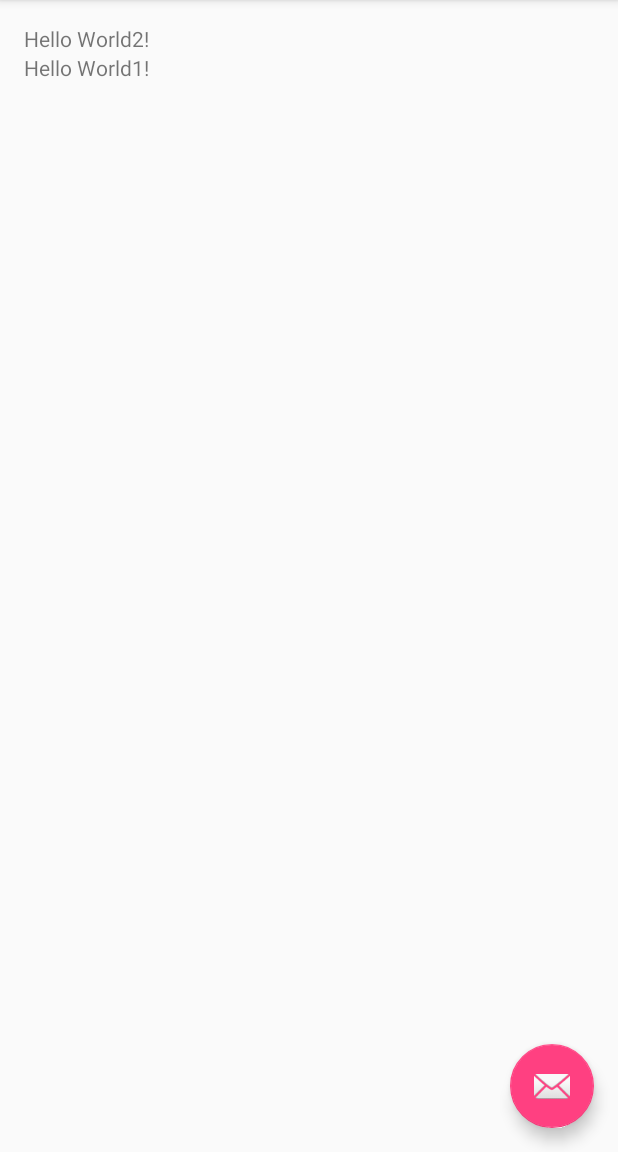
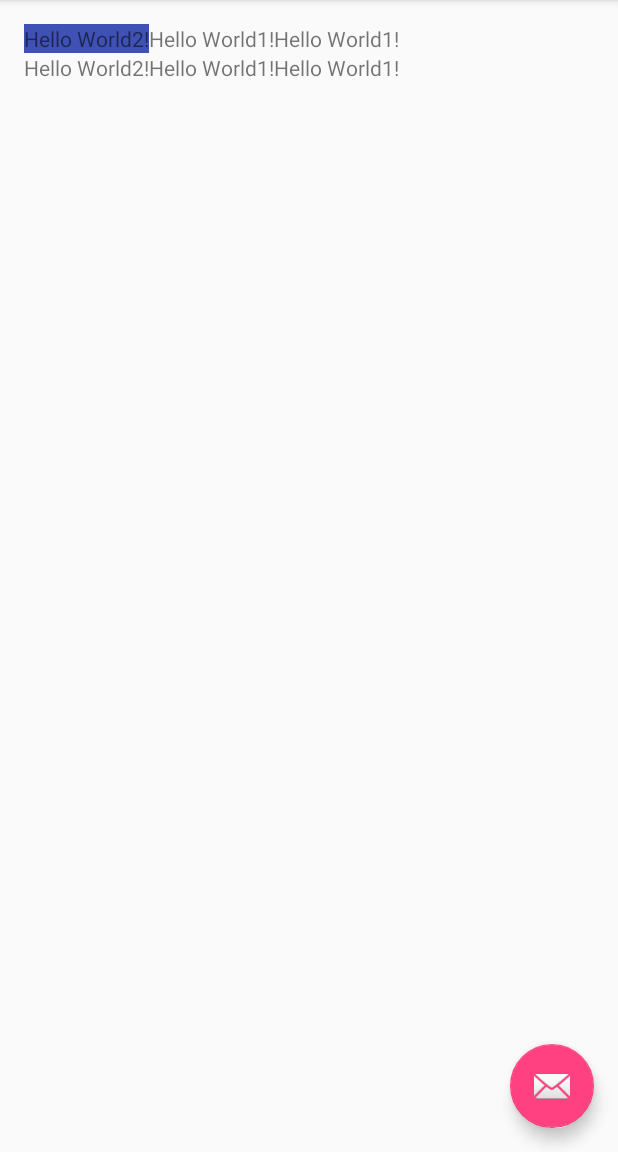
Before and after one commit to holy1017/ExampleAndroid, an Android app: the screen it shows after launch (MainActivity), on a phone screen of 412 x 824 dp, the part 84-1236 px from its top. Run offline under Robolectric (Android 15) with nearby library versions, the phone set to English and light mode, and no system bars.

Commit message:
내용 수정

```diff
--- a/app/src/main/res/layout/activity_main.xml
+++ b/app/src/main/res/layout/activity_main.xml
@@ -6,7 +6,7 @@
     android:layout_width="match_parent"
     android:layout_height="match_parent"
     android:fitsSystemWindows="true"
-    tools:context=".MainActivity"><!---->
+    tools:context=".MainActivity">
 
     <android.support.design.widget.AppBarLayout
         android:layout_height="wrap_content"
@@ -22,6 +22,7 @@
 
     </android.support.design.widget.AppBarLayout>
 
+    <!--content_main 파일 내용을 포함-->
     <include layout="@layout/content_main" />
 
     <android.support.design.widget.FloatingActionButton
--- a/app/src/main/res/layout/content_main.xml
+++ b/app/src/main/res/layout/content_main.xml
@@ -16,6 +16,28 @@
         android:layout_width="match_parent"
         android:layout_height="match_parent"
         android:orientation="vertical">
+        <LinearLayout
+            android:layout_width="wrap_content"
+            android:layout_height="wrap_content"
+            >
+            <TextView
+                android:text="Hello World2!"
+                android:layout_width="wrap_content"
+                android:layout_height="wrap_content"
+                android:background="@color/colorPrimary"/>
+            <TextView
+                android:text="Hello World1!"
+                android:layout_width="wrap_content"
+                android:layout_height="wrap_content" />
+            <TextView
+                android:text="Hello World1!"
+                android:layout_width="wrap_content"
+                android:layout_height="wrap_content" />
+        </LinearLayout>
+        <LinearLayout
+            android:layout_width="wrap_content"
+            android:layout_height="wrap_content"
+           >
             <TextView
                 android:text="Hello World2!"
                 android:layout_width="wrap_content"
@@ -24,6 +46,11 @@
                 android:text="Hello World1!"
                 android:layout_width="wrap_content"
                 android:layout_height="wrap_content" />
+            <TextView
+                android:text="Hello World1!"
+                android:layout_width="wrap_content"
+                android:layout_height="wrap_content" />
+        </LinearLayout>
     </LinearLayout>
 
 </RelativeLayout>
--- a/app/src/main/res/values/colors.xml
+++ b/app/src/main/res/values/colors.xml
@@ -3,4 +3,10 @@
     <color name="colorPrimary">#3F51B5</color>
     <color name="colorPrimaryDark">#303F9F</color>
     <color name="colorAccent">#FF4081</color>
+    <color name="color빨강색">#ff0000</color>
+    <color name="color연두색">#00ff00</color>
+    <color name="color파랑색">#0000ff</color>
+    <color name="color노랑색">#ffff00</color>
+    <color name="color분홍색">#ff00ff</color>
+    <color name="color하늘색">#00ffff</color>
 </resources>
```
Lines whose indentation alone changed are shown as unchanged.
